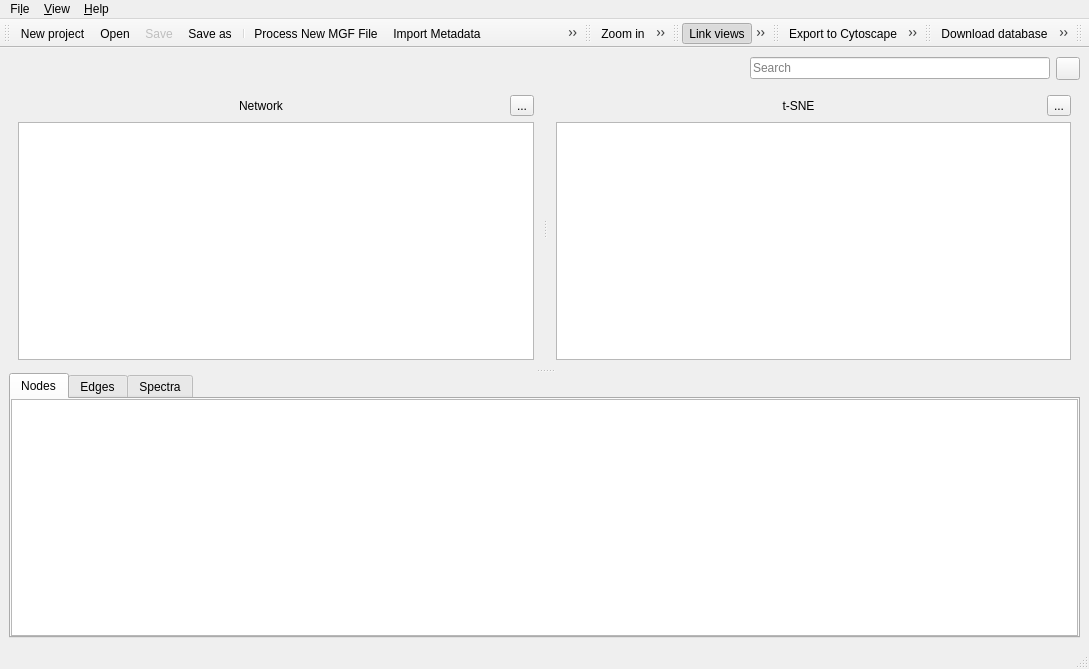
Old version of the form lib/ui/main_window.ui in the repository metgem/metgem.
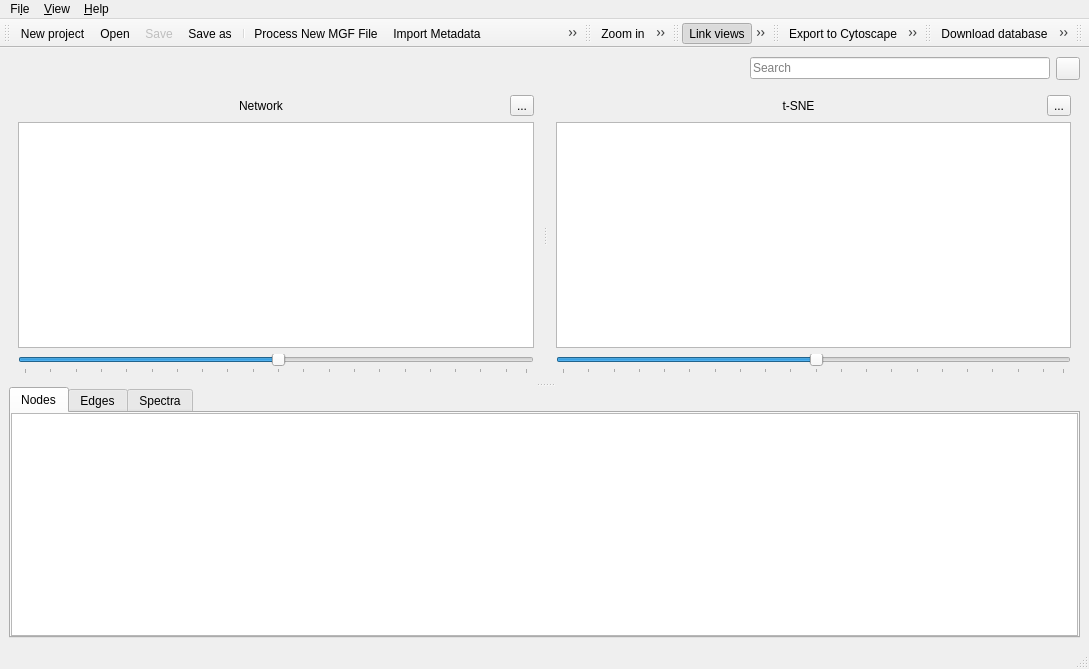
New version of the form. Icons and pictures are not drawn. Custom widgets are drawn as their Qt base class.

Commit message: Experimental scale graph functionality

Patch:
```diff
--- a/lib/ui/main_window.ui
+++ b/lib/ui/main_window.ui
@@ -120,6 +120,31 @@
          <item>
           <widget class="NetworkView" name="gvNetwork"/>
          </item>
+         <item>
+          <widget class="Slider" name="sliderNetworkScale">
+           <property name="minimum">
+            <number>1</number>
+           </property>
+           <property name="maximum">
+            <number>100</number>
+           </property>
+           <property name="singleStep">
+            <number>1</number>
+           </property>
+           <property name="value">
+            <number>51</number>
+           </property>
+           <property name="orientation">
+            <enum>Qt::Horizontal</enum>
+           </property>
+           <property name="tickPosition">
+            <enum>QSlider::TicksBelow</enum>
+           </property>
+           <property name="tickInterval">
+            <number>5</number>
+           </property>
+          </widget>
+         </item>
         </layout>
        </widget>
        <widget class="QFrame" name="verticalFrame_2">
@@ -155,6 +180,31 @@
          <item>
           <widget class="NetworkView" name="gvTSNE"/>
          </item>
+         <item>
+          <widget class="Slider" name="sliderTSNEScale">
+           <property name="minimum">
+            <number>1</number>
+           </property>
+           <property name="maximum">
+            <number>100</number>
+           </property>
+           <property name="singleStep">
+            <number>1</number>
+           </property>
+           <property name="value">
+            <number>51</number>
+           </property>
+           <property name="orientation">
+            <enum>Qt::Horizontal</enum>
+           </property>
+           <property name="tickPosition">
+            <enum>QSlider::TicksBelow</enum>
+           </property>
+           <property name="tickInterval">
+            <number>5</number>
+           </property>
+          </widget>
+         </item>
         </layout>
        </widget>
       </widget>
@@ -746,6 +796,11 @@
    <extends>QTableView</extends>
    <header>lib/ui/widgets.h</header>
   </customwidget>
+  <customwidget>
+   <class>Slider</class>
+   <extends>QSlider</extends>
+   <header>lib/ui/widgets.h</header>
+  </customwidget>
  </customwidgets>
  <resources>
   <include location="ui.qrc"/>
```
The commit also changes 5 other files.
